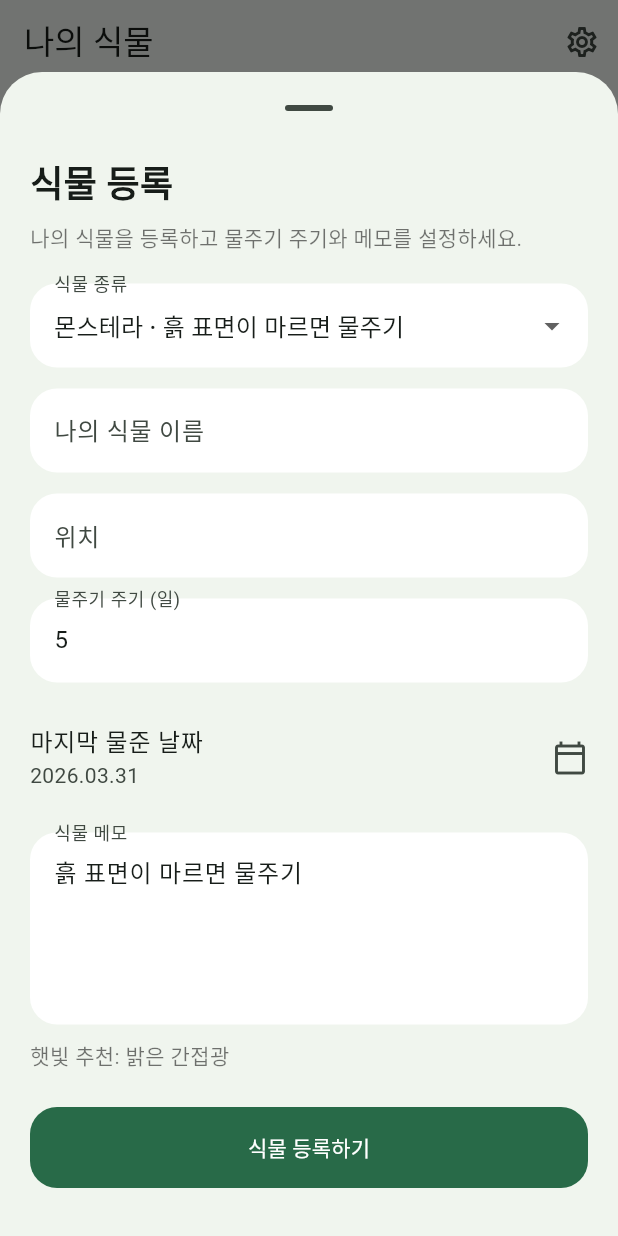
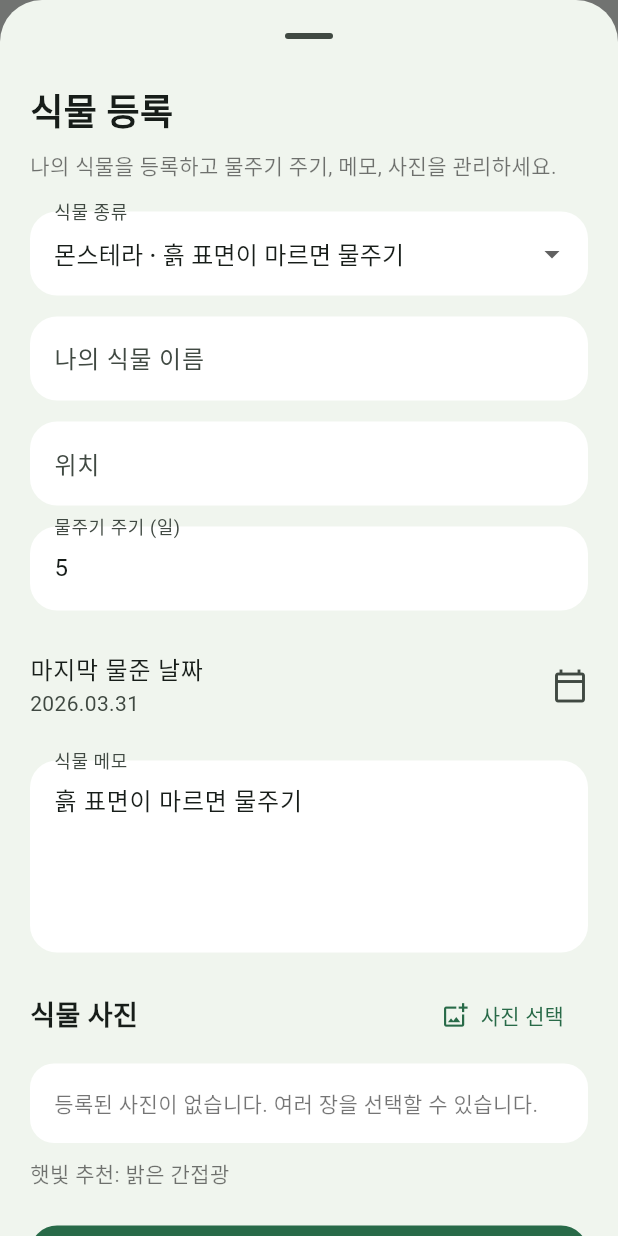
Before and after one commit to brosister/plant_reminder, a Flutter app: the screen it shows after launch, item 2 of the bottom bar chosen, after a tap on the "add" icon, on a phone screen of 412 x 824 dp. Run offline on Flutter 3.47's test engine with Material 3 defaults, Android fonts, the phone set to English and light mode, and no system bars; our stand-ins replace flutter_local_notifications, fluttertoast, google_sign_in, shared_preferences, sign_in_with_apple, timezone; missing offline and left inert: photo_manager; accounts and stored records are empty.

Commit message:
feat: add custom multi-photo picker for plants

```diff
--- a/lib/main.dart
+++ b/lib/main.dart
@@ -5,7 +5,9 @@ import 'app_settings_service.dart';
 import 'auth_service.dart';
 import 'firebase_service.dart';
 import 'notification_service.dart';
+import 'photo_picker_page.dart';
 import 'plant_models.dart';
+import 'plant_photo_widgets.dart';
 import 'plant_storage_service.dart';
 import 'settings_tabs.dart';
 
@@ -79,6 +81,7 @@ class _PlantRootPageState extends State<PlantRootPage> {
       lastWateredAt: DateTime.now().subtract(const Duration(days: 4)),
       memo: '잎 상태 자주 보기. 햇빛 충분히 받게 두기.',
       sunlight: '햇빛 필요',
+      photoAssetIds: const [],
     ),
   ];
 
@@ -578,6 +581,7 @@ class _PlantEditSheetState extends State<PlantEditSheet> {
   late final TextEditingController _cycleController;
   late PlantPreset _selectedPreset;
   late DateTime _lastWateredAt;
+  late List<String> _photoAssetIds;
 
   @override
   void initState() {
@@ -592,6 +596,7 @@ class _PlantEditSheetState extends State<PlantEditSheet> {
     _memoController = TextEditingController(text: current?.memo ?? _selectedPreset.tip);
     _cycleController = TextEditingController(text: '${current?.wateringCycleDays ?? _selectedPreset.defaultWateringCycleDays}');
     _lastWateredAt = current?.lastWateredAt ?? DateTime.now();
+    _photoAssetIds = List<String>.from(current?.photoAssetIds ?? const []);
   }
 
   @override
@@ -601,6 +606,19 @@ class _PlantEditSheetState extends State<PlantEditSheet> {
     _memoController.dispose();
     _cycleController.dispose();
     super.dispose();
+  }
+
+  Future<void> _openPhotoPicker() async {
+    final result = await Navigator.of(context).push<List<String>>(
+      MaterialPageRoute(
+        builder: (_) => PhotoPickerPage(initialSelectedIds: _photoAssetIds),
+      ),
+    );
+    if (result != null) {
+      setState(() {
+        _photoAssetIds = result;
+      });
+    }
   }
 
   @override
@@ -615,7 +633,7 @@ class _PlantEditSheetState extends State<PlantEditSheet> {
           children: [
             Text(widget.existing == null ? '식물 등록' : '식물 수정', style: const TextStyle(fontSize: 24, fontWeight: FontWeight.bold)),
             const SizedBox(height: 8),
-            const Text('나의 식물을 등록하고 물주기 주기와 메모를 설정하세요.', style: TextStyle(color: Colors.black54)),
+            const Text('나의 식물을 등록하고 물주기 주기, 메모, 사진을 관리하세요.', style: TextStyle(color: Colors.black54)),
             const SizedBox(height: 20),
             DropdownButtonFormField<PlantPreset>(
               initialValue: _selectedPreset,
@@ -660,6 +678,66 @@ class _PlantEditSheetState extends State<PlantEditSheet> {
             ),
             const SizedBox(height: 14),
             TextField(controller: _memoController, maxLines: 4, decoration: _inputDecoration('식물 메모')),
+            const SizedBox(height: 18),
+            Row(
+              mainAxisAlignment: MainAxisAlignment.spaceBetween,
+              children: [
+                const Text('식물 사진', style: TextStyle(fontSize: 18, fontWeight: FontWeight.bold)),
+                TextButton.icon(
+                  onPressed: _openPhotoPicker,
+                  icon: const Icon(Icons.add_photo_alternate_outlined),
+                  label: const Text('사진 선택'),
+                ),
+              ],
+            ),
+            const SizedBox(height: 8),
+            if (_photoAssetIds.isEmpty)
+              Container(
+                width: double.infinity,
+                padding: const EdgeInsets.all(16),
+                decoration: BoxDecoration(
+                  color: Colors.white,
+                  borderRadius: BorderRadius.circular(16),
+                ),
+                child: const Text('등록된 사진이 없습니다. 여러 장을 선택할 수 있습니다.', style: TextStyle(color: Colors.black54)),
+              )
+            else
+              SizedBox(
+                height: 90,
+                child: ListView.separated(
+                  scrollDirection: Axis.horizontal,
+                  itemCount: _photoAssetIds.length,
+                  separatorBuilder: (context, index) => const SizedBox(width: 10),
+                  itemBuilder: (context, index) {
+                    final assetId = _photoAssetIds[index];
+                    return Stack(
+                      children: [
+                        PlantPhotoThumb(assetId: assetId, width: 90, height: 90, borderRadius: 18),
+                        Positioned(
+                          top: 6,
+                          right: 6,
+                          child: GestureDetector(
+                            onTap: () {
+                              setState(() {
+                                _photoAssetIds.removeAt(index);
+                              });
+                            },
+                            child: Container(
+                              width: 24,
+                              height: 24,
+                              decoration: const BoxDecoration(
+                                color: Colors.black87,
+                                shape: BoxShape.circle,
+                              ),
+                              child: const Icon(Icons.close, color: Colors.white, size: 16),
+                            ),
+                          ),
+                        ),
+                      ],
+                    );
+                  },
+                ),
+              ),
             const SizedBox(height: 10),
             Text('햇빛 추천: ${_selectedPreset.sunlight}', style: const TextStyle(color: Colors.black54)),
             const SizedBox(height: 24),
@@ -675,6 +753,7 @@ class _PlantEditSheetState extends State<PlantEditSheet> {
                   lastWateredAt: _lastWateredAt,
                   memo: _memoController.text.trim().isEmpty ? _selectedPreset.tip : _memoController.text.trim(),
                   sunlight: _selectedPreset.sunlight,
+                  photoAssetIds: List<String>.from(_photoAssetIds),
                 );
                 Navigator.of(context).pop(plant);
               },
@@ -710,6 +789,10 @@ class PlantActionCard extends StatelessWidget {
         children: [
           Row(
             children: [
+              if (plant.photoAssetIds.isNotEmpty) ...[
+                PlantPhotoThumb(assetId: plant.photoAssetIds.first, width: 56, height: 56, borderRadius: 16),
+                const SizedBox(width: 12),
+              ],
               Expanded(
                 child: Column(
                   crossAxisAlignment: CrossAxisAlignment.start,
@@ -816,18 +899,33 @@ class PlantListCard extends StatelessWidget {
           crossAxisAlignment: CrossAxisAlignment.start,
           children: [
             Row(
+              crossAxisAlignment: CrossAxisAlignment.start,
               children: [
+                if (plant.photoAssetIds.isNotEmpty) ...[
+                  PlantPhotoThumb(assetId: plant.photoAssetIds.first, width: 76, height: 76, borderRadius: 18),
+                  const SizedBox(width: 14),
+                ],
                 Expanded(
                   child: Column(
                     crossAxisAlignment: CrossAxisAlignment.start,
                     children: [
-                      Text(plant.name, style: const TextStyle(fontSize: 18, fontWeight: FontWeight.bold)),
+                      Row(
+                        children: [
+                          Expanded(
+                            child: Text(plant.name, style: const TextStyle(fontSize: 18, fontWeight: FontWeight.bold)),
+                          ),
+                          StatusChip(status: plant.status),
+                        ],
+                      ),
                       const SizedBox(height: 4),
                       Text('${plant.type} · ${plant.location}'),
+                      if (plant.photoAssetIds.length > 1) ...[
+                        const SizedBox(height: 6),
+                        Text('사진 ${plant.photoAssetIds.length}장', style: const TextStyle(color: Colors.black54)),
+                      ],
                     ],
                   ),
                 ),
-                StatusChip(status: plant.status),
               ],
             ),
             const SizedBox(height: 14),
--- a/lib/plant_models.dart
+++ b/lib/plant_models.dart
@@ -12,6 +12,7 @@ class PlantItem {
     required this.lastWateredAt,
     required this.memo,
     required this.sunlight,
+    this.photoAssetIds = const [],
   });
 
   final String id;
@@ -22,6 +23,7 @@ class PlantItem {
   DateTime lastWateredAt;
   String memo;
   String sunlight;
+  List<String> photoAssetIds;
 
   DateTime get nextWateringAt => lastWateredAt.add(Duration(days: wateringCycleDays));
 
@@ -50,6 +52,7 @@ class PlantItem {
       lastWateredAt: lastWateredAt,
       memo: memo,
       sunlight: sunlight,
+      photoAssetIds: List<String>.from(photoAssetIds),
     );
   }
 
@@ -62,6 +65,7 @@ class PlantItem {
         'lastWateredAt': lastWateredAt.toIso8601String(),
         'memo': memo,
         'sunlight': sunlight,
+        'photoAssetIds': photoAssetIds,
       };
 
   factory PlantItem.fromJson(Map<String, dynamic> json) => PlantItem(
@@ -73,13 +77,19 @@ class PlantItem {
         lastWateredAt: DateTime.parse(json['lastWateredAt'] as String),
         memo: json['memo'] as String,
         sunlight: json['sunlight'] as String,
+        photoAssetIds: (json['photoAssetIds'] as List<dynamic>? ?? const [])
+            .map((e) => e.toString())
+            .toList(),
       );
 
-  static String encodeList(List<PlantItem> items) => jsonEncode(items.map((e) => e.toJson()).toList());
+  static String encodeList(List<PlantItem> items) =>
+      jsonEncode(items.map((e) => e.toJson()).toList());
 
   static List<PlantItem> decodeList(String raw) {
     final decoded = jsonDecode(raw) as List<dynamic>;
-    return decoded.map((e) => PlantItem.fromJson(Map<String, dynamic>.from(e as Map))).toList();
+    return decoded
+        .map((e) => PlantItem.fromJson(Map<String, dynamic>.from(e as Map)))
+        .toList();
   }
 }
 
@@ -98,10 +108,40 @@ class PlantPreset {
 }
 
 const List<PlantPreset> kPlantPresets = [
-  PlantPreset(type: '몬스테라', defaultWateringCycleDays: 5, sunlight: '밝은 간접광', tip: '흙 표면이 마르면 물주기'),
-  PlantPreset(type: '스투키', defaultWateringCycleDays: 14, sunlight: '밝은 곳', tip: '과습 주의, 자주 주지 않기'),
-  PlantPreset(type: '포토스', defaultWateringCycleDays: 6, sunlight: '간접광', tip: '잎이 축 처지기 전에 확인'),
-  PlantPreset(type: '선인장', defaultWateringCycleDays: 21, sunlight: '직사광 가능', tip: '완전히 마른 뒤 물주기'),
-  PlantPreset(type: '허브', defaultWateringCycleDays: 3, sunlight: '햇빛 필요', tip: '자주 확인하고 너무 마르지 않게'),
-  PlantPreset(type: '고무나무', defaultWateringCycleDays: 7, sunlight: '밝은 간접광', tip: '통풍 좋은 곳에 두기'),
+  PlantPreset(
+    type: '몬스테라',
+    defaultWateringCycleDays: 5,
+    sunlight: '밝은 간접광',
+    tip: '흙 표면이 마르면 물주기',
+  ),
+  PlantPreset(
+    type: '스투키',
+    defaultWateringCycleDays: 14,
+    sunlight: '밝은 곳',
+    tip: '과습 주의, 자주 주지 않기',
+  ),
+  PlantPreset(
+    type: '포토스',
+    defaultWateringCycleDays: 6,
+    sunlight: '간접광',
+    tip: '잎이 축 처지기 전에 확인',
+  ),
+  PlantPreset(
+    type: '선인장',
+    defaultWateringCycleDays: 21,
+    sunlight: '직사광 가능',
+    tip: '완전히 마른 뒤 물주기',
+  ),
+  PlantPreset(
+    type: '허브',
+    defaultWateringCycleDays: 3,
+    sunlight: '햇빛 필요',
+    tip: '자주 확인하고 너무 마르지 않게',
+  ),
+  PlantPreset(
+    type: '고무나무',
+    defaultWateringCycleDays: 7,
+    sunlight: '밝은 간접광',
+    tip: '통풍 좋은 곳에 두기',
+  ),
 ];
--- a/pubspec.yaml
+++ b/pubspec.yaml
@@ -37,6 +37,7 @@ dependencies:
   flutter_local_notifications: ^19.4.2
   timezone: ^0.10.1
   fluttertoast: ^8.2.12
+  photo_manager: ^3.7.1
 
 dev_dependencies:
   flutter_test:
```
Also changed, not shown: lib/photo_picker_page.dart (added, +205 -0 lines), lib/plant_photo_widgets.dart (added, +60 -0 lines).
